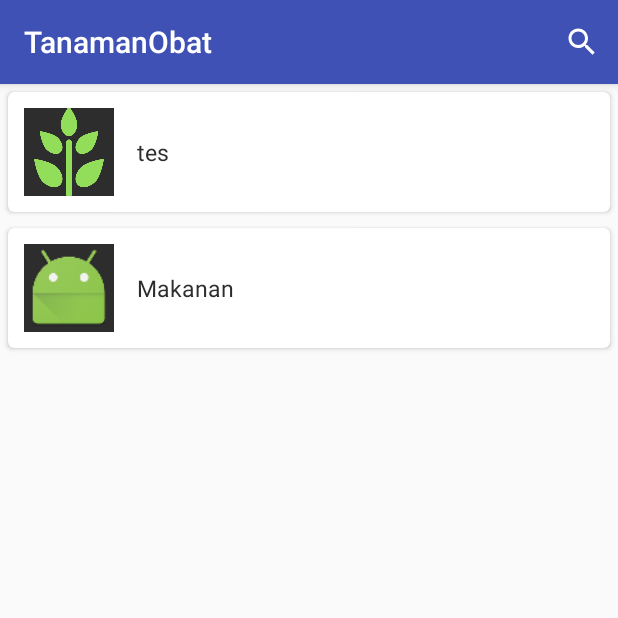
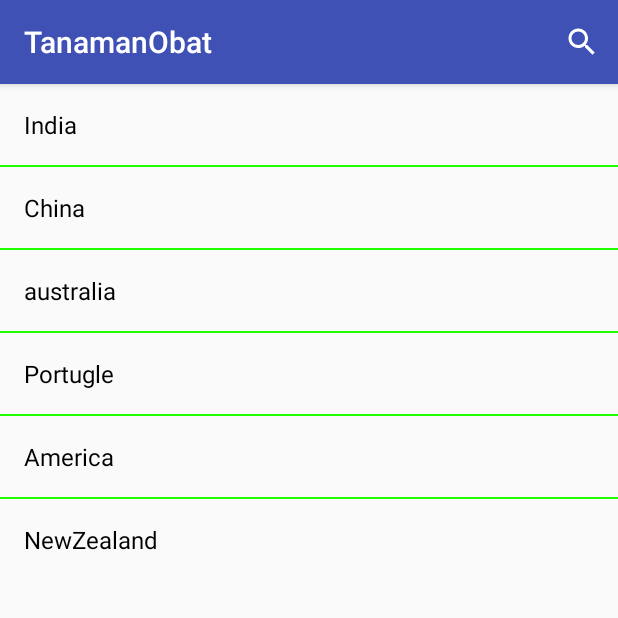
Before and after one commit to achmadrusmanto/TanamanObat, an Android app: the screen it shows after launch (MainActivity before the commit, SakitActivity after it), on a phone screen of 412 x 824 dp, the top half of it. Run offline under Robolectric (Android 15) with nearby library versions, the phone set to English and light mode, and no system bars.

Commit message:
second commit

```diff
--- a/app/build.gradle
+++ b/app/build.gradle
@@ -24,13 +24,13 @@ dependencies {
     androidTestCompile('com.android.support.test.espresso:espresso-core:2.2.2', {
         exclude group: 'com.android.support', module: 'support-annotations'
     })
+
     compile 'com.android.support:appcompat-v7:25.3.1'
     compile 'com.android.support.constraint:constraint-layout:1.0.0-alpha7'
     compile 'com.android.support:cardview-v7:26.0.0-alpha1'
     compile 'com.android.support:design:26.0.0-alpha1'
     compile 'com.android.support:recyclerview-v7:26.0.0-alpha1'
     compile 'com.android.support:support-v4:25.3.1'
-
     compile 'com.squareup.retrofit2:retrofit:2.2.0'
     compile 'com.squareup.retrofit2:converter-gson:2.2.0'
     testCompile 'junit:junit:4.12'
--- /dev/null
+++ b/app/src/main/java/com/example/lenovo/tanamanobat/SakitActivity.java
@@ -0,0 +1,68 @@
+package com.example.lenovo.tanamanobat;
+
+import android.content.Intent;
+import android.support.v4.view.MenuItemCompat;
+import android.support.v7.app.AppCompatActivity;
+import android.os.Bundle;
+import android.support.v7.widget.SearchView;
+import android.view.Menu;
+import android.view.MenuItem;
+import android.view.View;
+import android.widget.AdapterView;
+import android.widget.ArrayAdapter;
+import android.widget.ListView;
+import android.widget.Toast;
+
+import java.util.ArrayList;
+
+public class SakitActivity extends AppCompatActivity  implements AdapterView.OnItemClickListener{
+    ListView listsakit;
+    ArrayAdapter<CharSequence> arrayAdapter;
+    String countryList[] = {"India", "China", "australia", "Portugle", "America", "NewZealand"};
+
+    @Override
+    protected void onCreate(Bundle savedInstanceState) {
+        super.onCreate(savedInstanceState);
+        setContentView(R.layout.activity_sakit);
+
+        listsakit = (ListView)findViewById(R.id.listSakit);
+        arrayAdapter = new ArrayAdapter<CharSequence>(this, R.layout.list_sakit, R.id.textViewSakit, countryList);
+        listsakit.setAdapter(arrayAdapter);
+        listsakit.setOnItemClickListener(this);
+    }
+    @Override
+    public void onItemClick(AdapterView<?> parent, View view, int position, long id) {
+        //String message="kamu memilih "+((TextView)view).getText();
+        //Toast.makeText(this, message, Toast.LENGTH_SHORT).show();
+        Toast.makeText(this, arrayAdapter.getItem(position), Toast.LENGTH_SHORT).show();
+        Intent intent = new Intent(this, MainActivity.class);
+        intent.putExtra("position",arrayAdapter.getItem(position));
+        startActivity(intent);
+
+    }
+
+    @Override
+    public boolean onCreateOptionsMenu(Menu menu) {
+        getMenuInflater().inflate(R.menu.menu_penyakit, menu);
+        MenuItem search = menu.findItem(R.id.searchPenyakit);
+        SearchView searchView = (SearchView) MenuItemCompat.getActionView(search);
+        search(searchView);
+        return true;
+    }
+    private void search(SearchView searchView) {
+
+        searchView.setOnQueryTextListener(new SearchView.OnQueryTextListener() {
+            @Override
+            public boolean onQueryTextSubmit(String query) {
+
+                return false;
+            }
+
+            @Override
+            public boolean onQueryTextChange(String newText) {
+                arrayAdapter.getFilter().filter(newText);
+                return true;
+            }
+        });
+    }
+}
--- /dev/null
+++ b/app/src/main/res/layout/activity_sakit.xml
@@ -0,0 +1,18 @@
+<?xml version="1.0" encoding="utf-8"?>
+<LinearLayout xmlns:android="http://schemas.android.com/apk/res/android"
+    xmlns:app="http://schemas.android.com/apk/res-auto"
+    xmlns:tools="http://schemas.android.com/tools"
+    android:layout_width="match_parent"
+    android:layout_height="match_parent"
+    tools:context="com.example.lenovo.tanamanobat.SakitActivity">
+
+    <ListView
+        android:id="@+id/listSakit"
+        android:layout_width="fill_parent"
+        android:layout_height="wrap_content"
+        android:divider="#1eff00"
+        android:dividerHeight="1dp">
+
+    </ListView>
+
+</LinearLayout>
--- /dev/null
+++ b/app/src/main/res/layout/list_sakit.xml
@@ -0,0 +1,15 @@
+<?xml version="1.0" encoding="utf-8"?>
+<LinearLayout xmlns:android="http://schemas.android.com/apk/res/android"
+    android:orientation="vertical"
+    android:layout_width="match_parent"
+    android:layout_height="match_parent">
+    <TextView
+        android:id="@+id/textViewSakit"
+        android:layout_width="fill_parent"
+        android:textSize="16dp"
+        android:layout_height="wrap_content"
+        android:layout_gravity="center"
+        android:padding="16dp"
+        android:textColor="#000" />
+
+</LinearLayout>
--- /dev/null
+++ b/app/src/main/res/menu/menu_penyakit.xml
@@ -0,0 +1,11 @@
+<?xml version="1.0" encoding="utf-8"?>
+<menu xmlns:android="http://schemas.android.com/apk/res/android"
+    xmlns:app="http://schemas.android.com/apk/res-auto">
+    <item
+        android:id="@+id/searchPenyakit"
+        android:icon="@drawable/ic_search"
+        android:title="Search"
+        app:showAsAction="ifRoom|collapseActionView"
+        app:actionViewClass="android.support.v7.widget.SearchView"/>
+
+</menu>
--- /dev/null
+++ b/settings.gradle
@@ -0,0 +1 @@
+include ':app'
```
Also changed, not shown: app/src/main/AndroidManifest.xml (+5 -3 lines), app/src/main/java/com/example/lenovo/tanamanobat/MainActivity.java (+16 -9 lines), app/src/main/java/com/example/lenovo/tanamanobat/ModelPenyakit.java (added, +21 -0 lines), app/src/main/java/com/example/lenovo/tanamanobat/PoJo.java (+5 -3 lines), app/src/main/res/values/strings.xml (+23 -0 lines), build.gradle (added, +23 -0 lines), gradle.properties (added, +17 -0 lines), gradle/wrapper/gradle-wrapper.properties (added), 4 other files.
